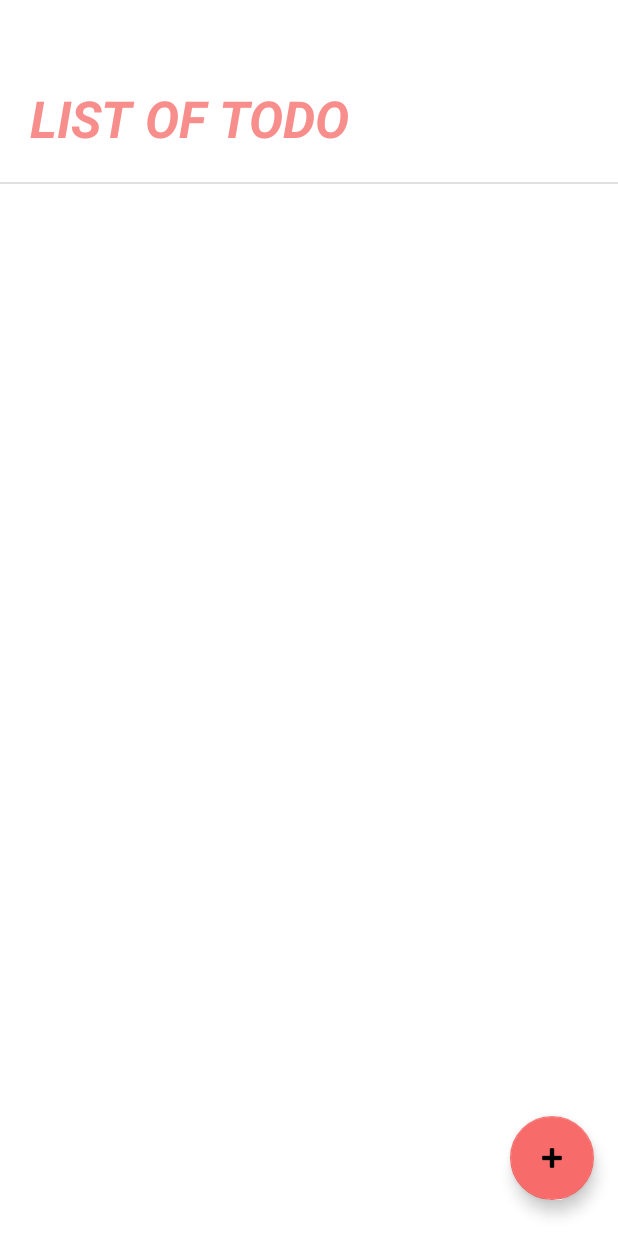
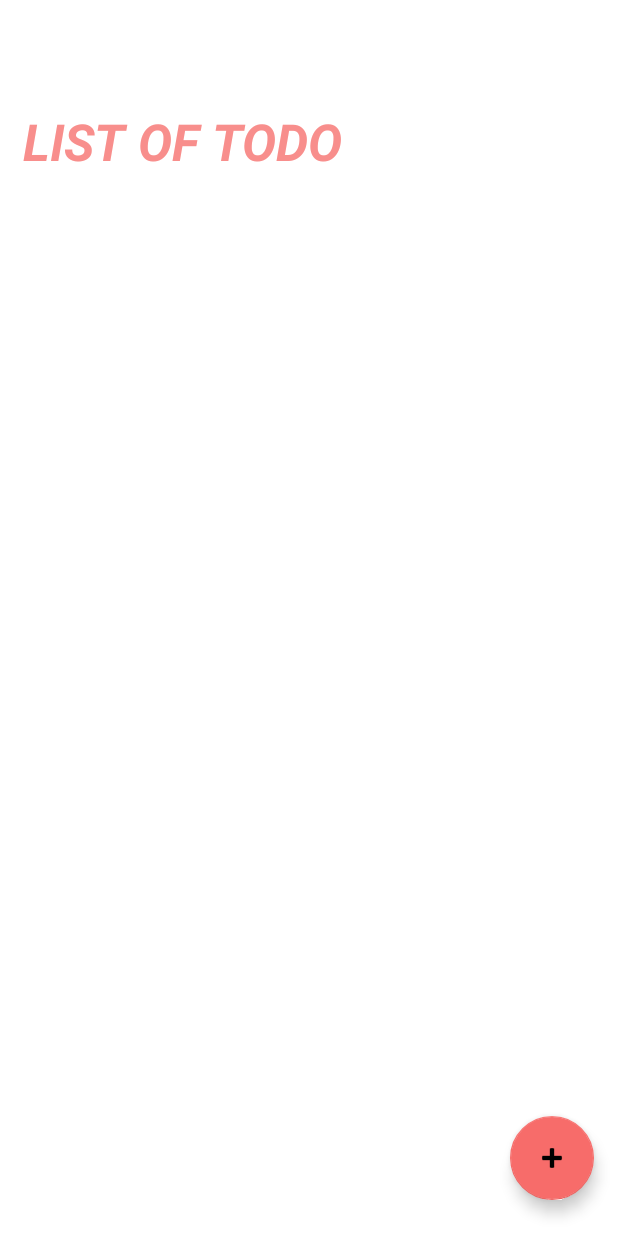
Before and after one commit to waadalshammari/Todo, an Android app: the screen it shows after launch (MainActivity), on a phone screen of 412 x 824 dp. Run offline under Robolectric (Android 15) with nearby library versions, the phone set to English and light mode, and no system bars; our stand-ins replace Room's generated code, navigation-ui.

Commit message:
18 commit

```diff
--- a/app/src/main/res/layout/fragment_onboarding_list.xml
+++ b/app/src/main/res/layout/fragment_onboarding_list.xml
@@ -21,8 +21,8 @@
             android:id="@+id/textView4"
             android:layout_width="wrap_content"
             android:layout_height="wrap_content"
-            android:layout_margin="20dp"
-            android:layout_marginTop="40dp"
+            android:layout_marginLeft="15dp"
+            android:layout_marginTop="50dp"
             android:layout_marginBottom="15dp"
             android:text="LIST OF TODO"
             android:textColor="#F88E8C"
@@ -30,27 +30,16 @@
             android:textStyle="bold|italic" />
     </LinearLayout>
 
-    <View
-        android:id="@+id/divider"
-        android:layout_width="0dp"
-        android:layout_height="1dp"
-        android:background="?android:attr/listDivider"
-        app:layout_constraintEnd_toEndOf="parent"
-        app:layout_constraintHorizontal_bias="0.0"
-        app:layout_constraintStart_toStartOf="parent"
-        app:layout_constraintTop_toBottomOf="@+id/linearLayout" />
-
     <androidx.recyclerview.widget.RecyclerView
         android:id="@+id/recyclerview_app"
         android:layout_width="409dp"
         android:layout_height="650dp"
-        android:layout_marginTop="20dp"
         app:layoutManager="androidx.recyclerview.widget.LinearLayoutManager"
         app:layout_constraintBottom_toBottomOf="parent"
         app:layout_constraintEnd_toEndOf="parent"
         app:layout_constraintHorizontal_bias="0.0"
         app:layout_constraintStart_toStartOf="parent"
-        app:layout_constraintTop_toTopOf="@+id/divider" />
+        app:layout_constraintTop_toBottomOf="@+id/linearLayout" />
 
     <com.google.android.material.floatingactionbutton.FloatingActionButton
         android:id="@+id/floatingActionButton4"
```
Also changed, not shown: app/src/main/res/layout/app_layout.xml (+5 -3 lines).
